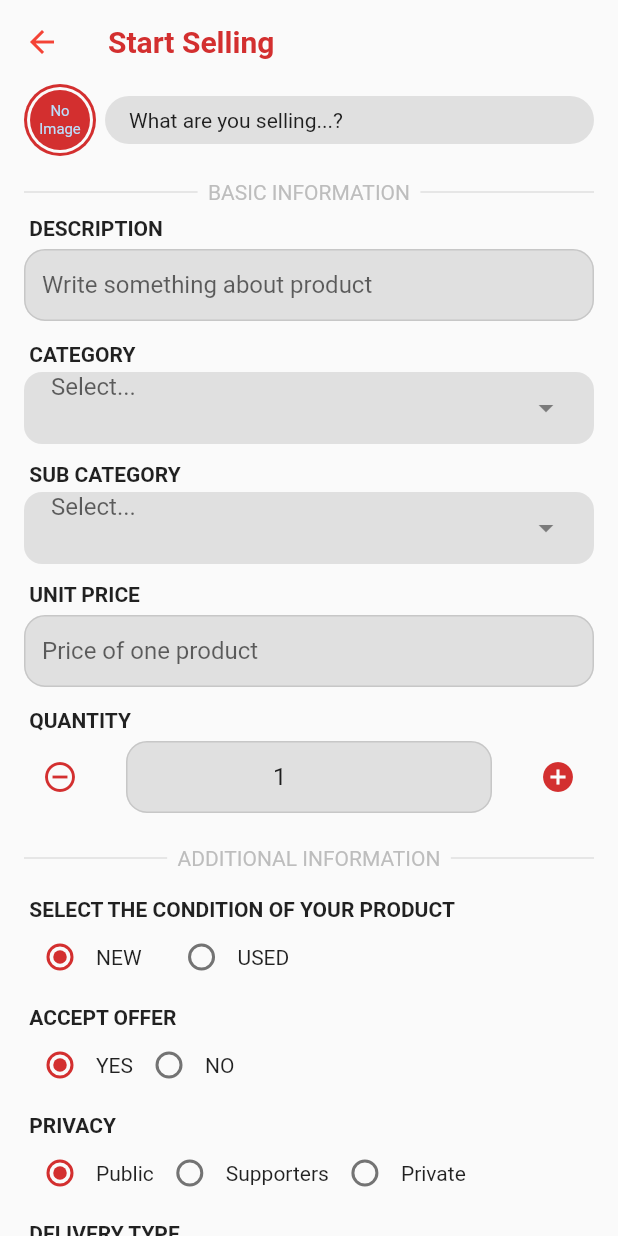
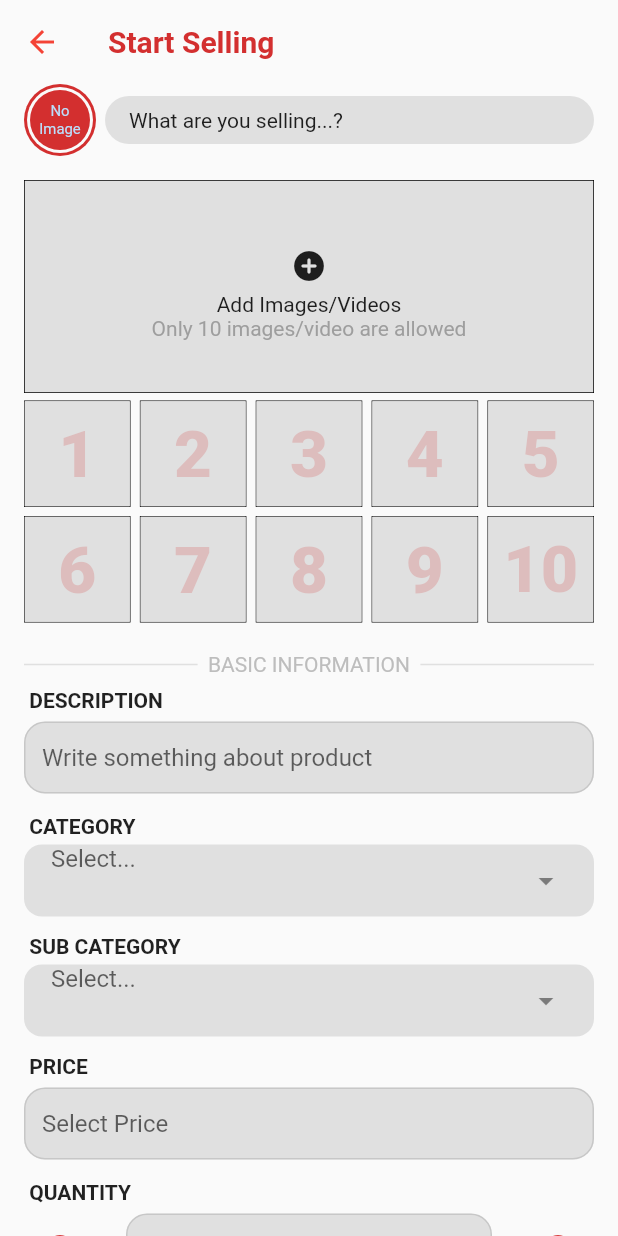
Before and after one commit to askabdulhaseeb/sellout-user, a Flutter app: the AddPage screen opened directly, on a phone screen of 412 x 824 dp. Run offline on Flutter 3.47's test engine with Material 2 defaults, Android fonts, the phone set to English and light mode, and no system bars; drawn by our look-alikes of dropdown_search; our stand-ins replace cloud_firestore, extended_image, firebase_auth, firebase_core, firebase_storage, fluttertoast and 4 more; accounts and stored records are empty.

Commit message:
- price field update - update selection of category - user can add image/video of the product UI

```diff
--- a/lib/providers/product_category_provider.dart
+++ b/lib/providers/product_category_provider.dart
@@ -53,10 +53,15 @@ class ProdCatProvider extends ChangeNotifier {
   ProdCategory? get selectedCategroy => _selectedCat;
   ProdSubCategory? get selectedSubCategory => _selectedSubCat;
 
-  void updateSelection(ProdCategory updatedCategroy) {
+  void updateCatSelection(ProdCategory updatedCategroy) {
     _selectedCat = updatedCategroy;
     _subCategory = updatedCategroy.subCategories;
     _selectedSubCat = null;
     notifyListeners();
   }
+
+  void updateSubCategorySection(ProdSubCategory update) {
+    _selectedSubCat = update;
+    notifyListeners();
+  }
 }
--- a/lib/screens/auth/login_screen.dart
+++ b/lib/screens/auth/login_screen.dart
@@ -67,7 +67,7 @@ class _LoginScreenState extends State<LoginScreen> {
                       title: 'Log In',
                       onTap: () => _submitForm(),
                     ),
-              _forgetPassword(),
+              _forgetPassword(_state),
               const Spacer(),
               const SizedBox(height: 16),
               _otherAuthMethods(_state),
@@ -187,14 +187,19 @@ class _LoginScreenState extends State<LoginScreen> {
     );
   }
 
-  TextButton _forgetPassword() {
+  TextButton _forgetPassword(AuthStateProvider state) {
     return TextButton(
-      onPressed: () =>
-          Navigator.of(context).pushNamed(ForgetPasswordScreen.routeName),
-      child: const Text(
+      onPressed: () {
+        if (state.currentState != ScreenStateEnum.WAITING) {
+          Navigator.of(context).pushNamed(ForgetPasswordScreen.routeName);
+        }
+      },
+      child: Text(
         'Forget Password?',
         style: TextStyle(
-          color: Colors.black,
+          color: state.currentState == ScreenStateEnum.WAITING
+              ? Colors.grey
+              : Colors.black,
           decoration: TextDecoration.underline,
         ),
       ),
--- a/lib/screens/main_screen/pages/add_page.dart
+++ b/lib/screens/main_screen/pages/add_page.dart
@@ -80,6 +80,9 @@ class _AddPageState extends State<AddPage> {
                   crossAxisAlignment: CrossAxisAlignment.start,
                   children: <Widget>[
                     _headerSection(),
+                    const SizedBox(height: 16),
+                    const _GetProductImages(),
+                    const SizedBox(height: 20),
                     _infoSection(category),
                     const SizedBox(height: 16),
                     CustomElevatedButton(
@@ -103,7 +106,6 @@ class _AddPageState extends State<AddPage> {
     return Column(
       crossAxisAlignment: CrossAxisAlignment.start,
       children: <Widget>[
-        const SizedBox(height: 16),
         _additionalInformation('Basic information'),
         _titleText('Description'.toUpperCase()),
         CustomTextFormField(
@@ -123,7 +125,7 @@ class _AddPageState extends State<AddPage> {
           hintText: 'Select...',
           selectedItem: category.selectedCategroy,
           onChanged: (ProdCategory? update) {
-            category.updateSelection(update!);
+            category.updateCatSelection(update!);
           },
         ),
         _titleText('Sub Category'.toUpperCase()),
@@ -132,12 +134,14 @@ class _AddPageState extends State<AddPage> {
           color: Colors.grey[300],
           hintText: 'Select...',
           selectedItem: category.selectedSubCategory,
-          onChanged: (ProdSubCategory? update) {},
+          onChanged: (ProdSubCategory? update) {
+            category.updateSubCategorySection(update!);
+          },
         ),
-        _titleText('Unit Price'.toUpperCase()),
+        _titleText('Price'.toUpperCase()),
         CustomTextFormField(
           controller: _price,
-          hint: 'Price of one product',
+          hint: 'Select Price',
           validator: (String? value) => CustomValidator.isEmpty(value),
           keyboardType: TextInputType.number,
           textInputAction: TextInputAction.next,
@@ -165,9 +169,8 @@ class _AddPageState extends State<AddPage> {
             if (p0 == DeliveryTypeEnum.COLLOCATION) {
               _deliveryFee.text = '0';
             }
-            setState(() {
-              _delivery = p0!;
-            });
+            _delivery = p0!;
+            setState(() {});
           },
         ),
         Row(
@@ -315,3 +318,100 @@ class _AddPageState extends State<AddPage> {
     );
   }
 }
+
+class _GetProductImages extends StatefulWidget {
+  const _GetProductImages({Key? key}) : super(key: key);
+
+  @override
+  __GetProductImagesState createState() => __GetProductImagesState();
+}
+
+class __GetProductImagesState extends State<_GetProductImages> {
+  @override
+  Widget build(BuildContext context) {
+    final double _width = MediaQuery.of(context).size.width - 32 - 25;
+    return Column(
+      children: <Widget>[
+        Container(
+          width: double.infinity,
+          height: (_width / 5) * 2,
+          alignment: Alignment.center,
+          decoration: BoxDecoration(
+            border: Border.all(width: 0.5),
+            color: Colors.grey[300],
+          ),
+          child: Column(
+            mainAxisAlignment: MainAxisAlignment.center,
+            children: const <Widget>[
+              SizedBox(height: 10),
+              Icon(Icons.add_circle_rounded),
+              SizedBox(height: 6),
+              Text('Add Images/Videos'),
+              Text(
+                'Only 10 images/video are allowed',
+                style: TextStyle(color: Colors.grey),
+              )
+            ],
+          ),
+        ),
+        const SizedBox(height: 5),
+        Row(
+          mainAxisAlignment: MainAxisAlignment.spaceBetween,
+          children: <Widget>[
+            _ImageBox(index: 1, width: _width / 5),
+            _ImageBox(index: 2, width: _width / 5),
+            _ImageBox(index: 3, width: _width / 5),
+            _ImageBox(index: 4, width: _width / 5),
+            _ImageBox(index: 5, width: _width / 5),
+          ],
+        ),
+        const SizedBox(height: 6),
+        Row(
+          mainAxisAlignment: MainAxisAlignment.spaceBetween,
+          children: <Widget>[
+            _ImageBox(index: 6, width: _width / 5),
+            _ImageBox(index: 7, width: _width / 5),
+            _ImageBox(index: 8, width: _width / 5),
+            _ImageBox(index: 9, width: _width / 5),
+            _ImageBox(index: 10, width: _width / 5),
+          ],
+        ),
+      ],
+    );
+  }
+}
+
+class _ImageBox extends StatelessWidget {
+  const _ImageBox({required this.index, required double width, Key? key})
+      : _width = width,
+        super(key: key);
+
+  final double _width;
+  final int index;
+
+  @override
+  Widget build(BuildContext context) {
+    return Container(
+      height: _width,
+      width: _width,
+      decoration: BoxDecoration(
+        border: Border.all(color: Colors.black, width: 0.5),
+      ),
+      child: Container(
+        height: double.infinity,
+        width: double.infinity,
+        padding: const EdgeInsets.all(10),
+        color: Colors.grey[300],
+        child: FittedBox(
+          child: Text(
+            index.toString(),
+            style: TextStyle(
+              color: Theme.of(context).primaryColor.withOpacity(0.2),
+              fontWeight: FontWeight.w900,
+            ),
+          ),
+        ),
+      ),
+    );
+  }
+}
--- a/lib/screens/main_screen/pages/my_profile_page.dart
+++ b/lib/screens/main_screen/pages/my_profile_page.dart
@@ -78,7 +78,7 @@ class MyProdilePage extends StatelessWidget {
                 selectedItem: cat.selectedCategroy,
                 margin: const EdgeInsets.symmetric(vertical: 0),
                 onChanged: (ProdCategory? update) =>
-                    cat.updateSelection(update!),
+                    cat.updateCatSelection(update!),
               ),
             ),
           ),
--- a/lib/widgets/product/prod_delivery_type_widget.dart
+++ b/lib/widgets/product/prod_delivery_type_widget.dart
@@ -17,10 +17,10 @@ class _ProdDeliveryTypeWidgetState extends State<ProdDeliveryTypeWidget> {
       children: <Widget>[
         InkWell(
           onTap: () {
+            widget.onChanged!(DeliveryTypeEnum.DELIVERY);
             setState(() {
               _enum = DeliveryTypeEnum.DELIVERY;
             });
-            widget.onChanged!(DeliveryTypeEnum.DELIVERY);
           },
           child: Row(
             mainAxisSize: MainAxisSize.min,
@@ -30,10 +30,10 @@ class _ProdDeliveryTypeWidgetState extends State<ProdDeliveryTypeWidget> {
                 groupValue: _enum,
                 activeColor: Theme.of(context).primaryColor,
                 onChanged: (DeliveryTypeEnum? value) {
+                  widget.onChanged!(value);
                   setState(() {
                     _enum = value!;
                   });
-                  widget.onChanged!(value);
                 },
               ),
               const Text('Delivery'),
@@ -42,10 +42,10 @@ class _ProdDeliveryTypeWidgetState extends State<ProdDeliveryTypeWidget> {
         ),
         InkWell(
           onTap: () {
+            widget.onChanged!(DeliveryTypeEnum.COLLOCATION);
             setState(() {
               _enum = DeliveryTypeEnum.COLLOCATION;
             });
-            widget.onChanged!(DeliveryTypeEnum.COLLOCATION);
           },
           child: Row(
             mainAxisSize: MainAxisSize.min,
@@ -55,10 +55,10 @@ class _ProdDeliveryTypeWidgetState extends State<ProdDeliveryTypeWidget> {
                 groupValue: _enum,
                 activeColor: Theme.of(context).primaryColor,
                 onChanged: (DeliveryTypeEnum? value) {
+                  widget.onChanged!(value);
                   setState(() {
                     _enum = value!;
                   });
-                  widget.onChanged!(value);
                 },
               ),
               const Text('Collection'),
@@ -67,10 +67,10 @@ class _ProdDeliveryTypeWidgetState extends State<ProdDeliveryTypeWidget> {
         ),
         InkWell(
           onTap: () {
+            widget.onChanged!(DeliveryTypeEnum.BOTH);
             setState(() {
               _enum = DeliveryTypeEnum.BOTH;
             });
-            widget.onChanged!(DeliveryTypeEnum.BOTH);
           },
           child: Row(
             mainAxisSize: MainAxisSize.min,
@@ -80,10 +80,10 @@ class _ProdDeliveryTypeWidgetState extends State<ProdDeliveryTypeWidget> {
                 groupValue: _enum,
                 activeColor: Theme.of(context).primaryColor,
                 onChanged: (DeliveryTypeEnum? value) {
+                  widget.onChanged!(value);
                   setState(() {
                     _enum = value!;
                   });
-                  widget.onChanged!(value);
                 },
               ),
               const Text('Both'),
```
Also changed, not shown: 1 other file.
